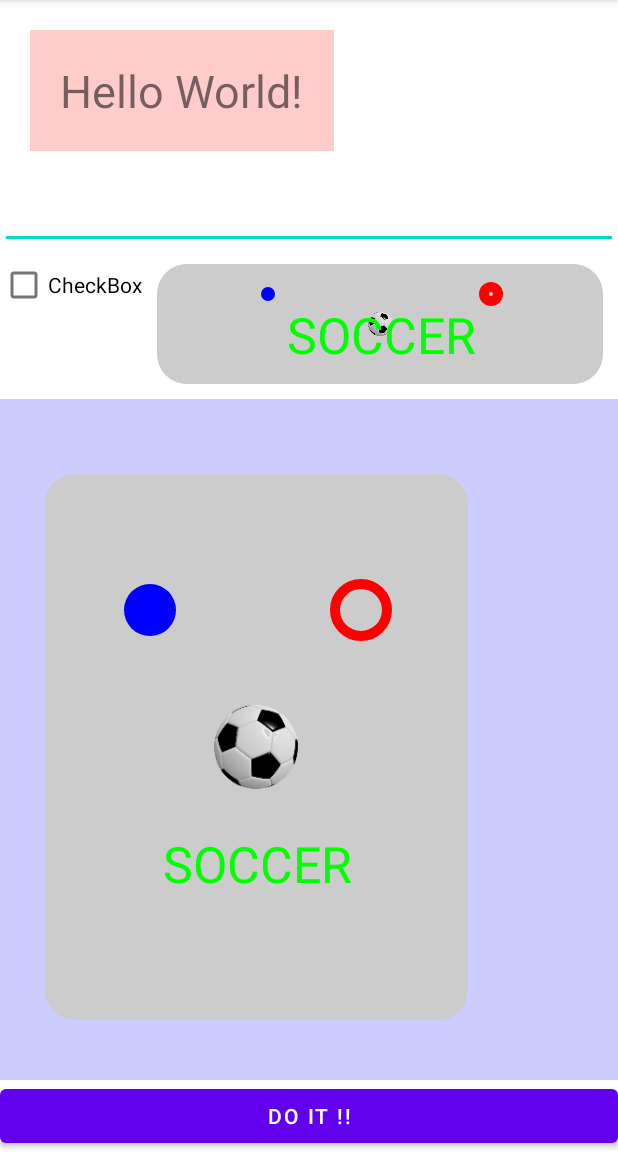
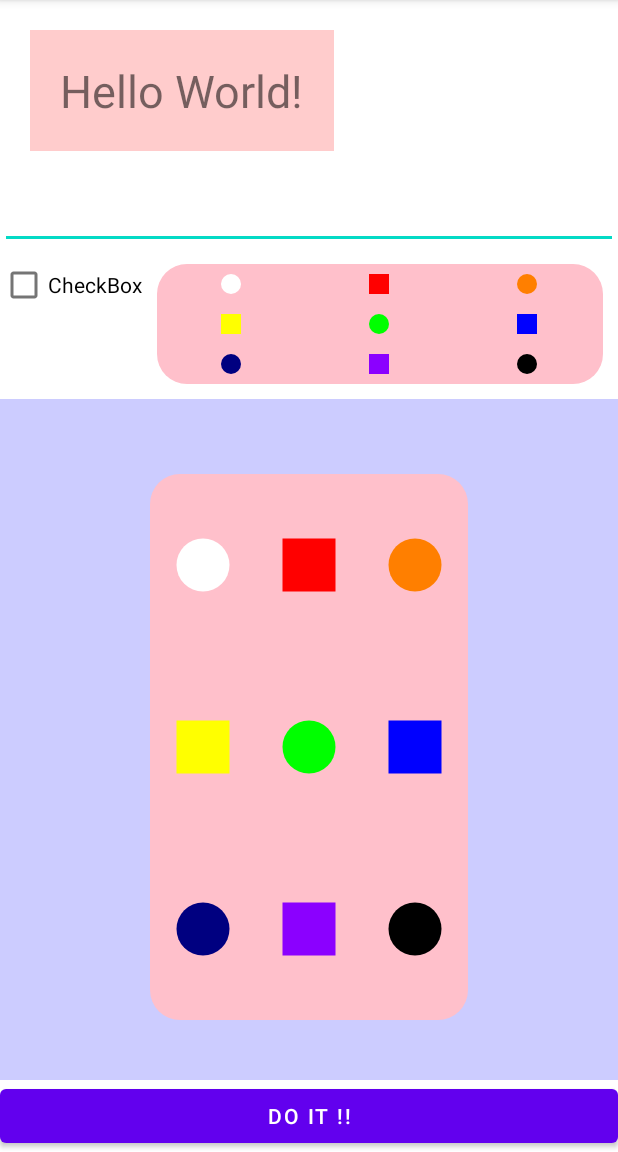
Before and after one commit to LaivY/SPGP, an Android app: the screen it shows after launch (MainActivity), on a phone screen of 412 x 824 dp, the part 84-1236 px from its top. Run offline under Robolectric (Android 15) with nearby library versions, the phone set to English and light mode, and no system bars.

Commit message:
게임뷰 사양 작성 및 구현
화면을 9등분하고 원과 사각형을 그림

```diff
--- a/MoreControls/app/src/main/java/com/laivy/morecontrols/GameView.java
+++ b/MoreControls/app/src/main/java/com/laivy/morecontrols/GameView.java
@@ -1,27 +1,17 @@
 package com.laivy.morecontrols;
 
 import android.content.Context;
-import android.content.res.Resources;
-import android.graphics.Bitmap;
-import android.graphics.BitmapFactory;
 import android.graphics.Canvas;
 import android.graphics.Color;
 import android.graphics.Paint;
-import android.graphics.Rect;
 import android.util.AttributeSet;
 import android.view.View;
 
 import androidx.annotation.Nullable;
 
 public class GameView extends View {
-    private Paint paint = new Paint();
-    private Bitmap soccerBitmap;
-    private Rect soccerSrcRect = new Rect();
-    private Rect soccerDstRect = new Rect();
-    private Paint leftCirclePaint = new Paint();
-    private Paint rightCirclePaint = new Paint();
-    private Paint textPaint = new Paint();
-    private Rect textExtentRect = new Rect();
+    private Paint bgrPaint = new Paint();
+    private Paint[] shapePaints = new Paint[9];
 
     public GameView(Context context, @Nullable AttributeSet attrs) {
         super(context, attrs);
@@ -29,16 +19,21 @@ public class GameView extends View {
     }
 
     private void initView() {
-        paint.setColor(0xFFCCCCCC);
-        leftCirclePaint.setColor(Color.BLUE);
-        rightCirclePaint.setColor(Color.RED);
-        rightCirclePaint.setStyle(Paint.Style.STROKE);
-        rightCirclePaint.setStrokeWidth(10);
-        textPaint.setColor(Color.GREEN);
-        textPaint.setTextSize(50);
-        Resources res = getResources();
-        soccerBitmap = BitmapFactory.decodeResource(res, R.mipmap.soccer_ball_240);
-        soccerSrcRect.set(0, 0, soccerBitmap.getWidth(), soccerBitmap.getHeight());
+        // 배경 페인트 설정
+        bgrPaint.setColor(0xFFFFC0CB);
+
+        // 도형을 그릴 페인트 생성 및 설정
+        for (int i = 0; i < shapePaints.length; ++i)
+            shapePaints[i] = new Paint();
+        shapePaints[0].setColor(Color.WHITE);   // 왼쪽 위
+        shapePaints[1].setColor(Color.RED);     // 가운데 위
+        shapePaints[2].setColor(0xFFFF7F00);    // 오른쪽 위
+        shapePaints[3].setColor(Color.YELLOW);  // 왼쪽 중앙
+        shapePaints[4].setColor(Color.GREEN);   // 정중앙
+        shapePaints[5].setColor(Color.BLUE);    // 오른쪽 중앙
+        shapePaints[6].setColor(0xFF000080);    // 왼쪽 아래
+        shapePaints[7].setColor(0xFF8B00FF);    // 가운데 아래
+        shapePaints[8].setColor(Color.BLACK);   // 오른쪽 아래
     }
 
     @Override
@@ -51,51 +46,38 @@ public class GameView extends View {
         int paddingRight = getPaddingRight();
         int paddingTop = getPaddingTop();
         int paddingBottom = getPaddingBottom();
-
         int contentWidth = width - paddingLeft - paddingRight;
         int contentHeight = height - paddingTop - paddingBottom;
 
-        int size = Math.min(contentWidth, contentHeight);
-        int centerX = paddingLeft + contentWidth / 2;
-        int centerY = paddingTop + contentHeight / 2;
+        // 원의 지름 또는 사각형의 한 변의 길이 = 한 영역의 모서리 중 작은 길이 / 2
+        int areaWidth = contentWidth / 3;
+        int areaHeight = contentHeight / 3;
+        int shapeLength = Math.min(areaWidth, areaHeight) / 2;
 
+        // 배경 그리기
         drawBackground(canvas, paddingLeft, paddingTop, contentWidth, contentHeight);
-        drawSoccerBall(canvas, size, centerX, centerY);
-        drawLeftCircle(canvas, paddingLeft, paddingTop, contentWidth, contentHeight, size);
-        drawRightCircle(canvas, paddingTop, contentWidth, contentHeight, centerX, size);
-        drawCenterText(canvas, contentHeight, centerX, centerY);
+
+        // 도형 그리기
+        for (int i = 0; i < 9; ++i) {
+            int x = i % 3;
+            int y = i / 3;
+            float cx = paddingLeft + areaWidth / 2.0f + x * areaWidth;
+            float cy = paddingTop + areaHeight / 2.0f + y * areaHeight;
+
+            if (i % 2 == 0) {
+                canvas.drawCircle(cx, cy, shapeLength / 2.0f, shapePaints[i]);
+            } else {
+                canvas.drawRect(
+                        cx - shapeLength / 2.0f,
+                        cy + shapeLength / 2.0f,
+                        cx + shapeLength / 2.0f,
+                        cy - shapeLength / 2.0f,
+                        shapePaints[i]);
+            }
+        }
     }
 
     private void drawBackground(Canvas canvas, int paddingLeft, int paddingTop, int contentWidth, int contentHeight) {
-        canvas.drawRoundRect(paddingLeft, paddingTop, paddingLeft + contentWidth, paddingTop + contentHeight, 30, 30, paint);
-    }
-
-    private void drawSoccerBall(Canvas canvas, int size, int centerX, int centerY) {
-        int ballRadius = size / 10;
-        soccerDstRect.set(centerX - ballRadius, centerY - ballRadius,
-                         centerX + ballRadius, centerY + ballRadius);
-        canvas.drawBitmap(soccerBitmap, soccerSrcRect, soccerDstRect, paint);
-    }
-
-    private void drawLeftCircle(Canvas canvas, int paddingLeft, int paddingTop, int contentWidth, int contentHeight, int size) {
-        int leftCenterX = paddingLeft + contentWidth / 4;
-        int leftCenterY = paddingTop + contentHeight / 4;
-        int circleRadius = size / 16;
-        canvas.drawCircle(leftCenterX, leftCenterY, circleRadius, leftCirclePaint);
-    }
-
-    private void drawRightCircle(Canvas canvas, int paddingTop, int contentWidth, int contentHeight, int centerX, int size) {
-        int rightCenterX = centerX + contentWidth / 4;
-        int rightCenterY = paddingTop + contentHeight / 4;
-        int circleRadius = size / 16;
-        canvas.drawCircle(rightCenterX, rightCenterY, circleRadius, rightCirclePaint);
-    }
-
-    private void drawCenterText(Canvas canvas, int contentHeight, int centerX, int centerY) {
-        String text = "SOCCER";
-        textPaint.getTextBounds(text, 0, text.length(), textExtentRect);
-        int textX = centerX - textExtentRect.width() / 2;
-        int textY = centerY + contentHeight / 4;
-        canvas.drawText(text, textX, textY, textPaint);
+        canvas.drawRoundRect(paddingLeft, paddingTop, paddingLeft + contentWidth, paddingTop + contentHeight, 30, 30, bgrPaint);
     }
 }
--- a/MoreControls/app/src/main/res/layout/activity_main.xml
+++ b/MoreControls/app/src/main/res/layout/activity_main.xml
@@ -34,7 +34,7 @@
             android:onClick="onCheckbox"
             />
         <com.laivy.morecontrols.GameView
-            android:layout_width="match_parent"
+            android:layout_width="0dp"
             android:layout_height="100dp"
             android:layout_weight="1"
             android:padding="10dp"
@@ -42,10 +42,10 @@
     </LinearLayout>
     <com.laivy.morecontrols.GameView
         android:layout_width="match_parent"
-        android:layout_height="match_parent"
+        android:layout_height="0dp"
         android:layout_weight="1"
-        android:paddingLeft="30dp"
-        android:paddingRight="100dp"
+        android:paddingStart="100dp"
+        android:paddingEnd="100dp"
         android:paddingTop="50dp"
         android:paddingBottom="40dp"
         android:background="#ccf"
```
